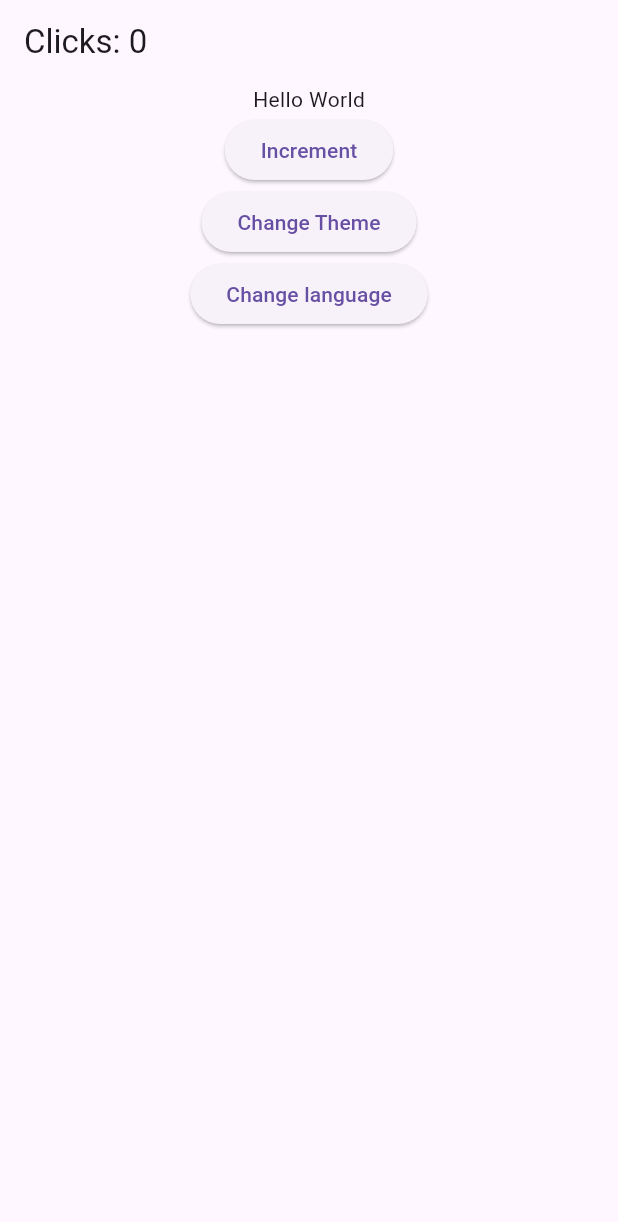
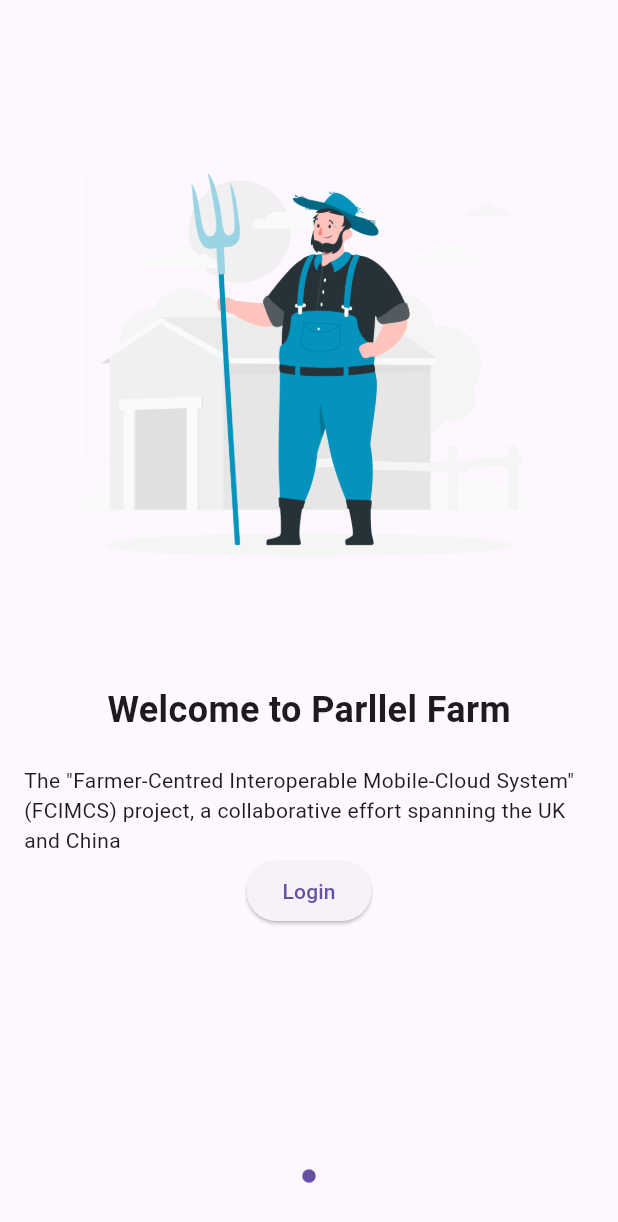
Before and after one commit to manukj/PestGPT, a Flutter app: the screen it shows after launch, on a phone screen of 412 x 824 dp. Shown: the top 1222 px of the screen. Run offline on Flutter 3.47's test engine with Material 3 defaults, Android fonts, the phone set to English and light mode, and no system bars; drawn by our look-alikes of introduction_screen; our stand-ins replace get.

Commit message:
inital assignment

```diff
--- a/lib/src/app.dart
+++ b/lib/src/app.dart
@@ -1,7 +1,7 @@
 import 'package:flutter/material.dart';
 import 'package:get/get.dart';
 import 'package:pest_gpt/src/localization/localizer_manager.dart';
-import 'package:pest_gpt/src/pages/landing_page.dart';
+import 'package:pest_gpt/src/pages/landing/landing_page.dart';
 
 class App extends StatelessWidget {
   const App({super.key});
@@ -13,6 +13,7 @@ class App extends StatelessWidget {
       translations: LocalizationManager(),
       fallbackLocale: const Locale('en', 'US'),
       locale: Get.deviceLocale,
+      debugShowCheckedModeBanner: false,
     );
   }
 }
--- a/lib/src/localization/en_us.dart
+++ b/lib/src/localization/en_us.dart
@@ -1,5 +1,8 @@
+import 'package:pest_gpt/src/localization/string.dart';
+
 const Map<String, Map<String, String>> enUs = {
   'en_US': {
     'hello': 'Hello World',
+    StringText.welcomeToPFarm: 'Welcome to Parllel Farm',
   },
 };
--- /dev/null
+++ b/lib/src/localization/string.dart
@@ -0,0 +1,4 @@
+class StringText {
+  static const String welcomeToPFarm = 'Welcome To Parallel Farm';
+  static const String welcomeToPFarmDesc = 'Welcome to the future of farming';
+}
--- a/lib/src/localization/zh_cn.dart
+++ b/lib/src/localization/zh_cn.dart
@@ -1,5 +1,8 @@
+import 'package:pest_gpt/src/localization/string.dart';
+
 const Map<String, Map<String, String>> zhCn = {
   'zh_cn': {
     'hello': '你好世界',
+    StringText.welcomeToPFarm: '欢迎来到平行农场',
   },
 };
--- /dev/null
+++ b/lib/src/pages/landing/landing_page.dart
@@ -0,0 +1,109 @@
+import 'package:flutter/material.dart';
+import 'package:get/get.dart';
+import 'package:introduction_screen/introduction_screen.dart';
+import 'package:pest_gpt/src/localization/string.dart';
+import 'package:pest_gpt/src/pages/landing/controller/landing_controller.dart';
+import 'package:pest_gpt/src/resource/image.dart';
+
+class LandingPage extends StatelessWidget {
+  List<PageViewModel> listOfPages = [
+    PageViewModel(
+      title: "Welcome to Parllel Farm",
+      body:
+          'The "Farmer-Centred Interoperable Mobile-Cloud System" (FCIMCS) project, a collaborative effort spanning the UK and China',
+      image: Center(
+        child: Image.asset(ImagePath.welcomelanding_1),
+      ),
+    ),
+    PageViewModel(
+      title: "Title of custom body page",
+      bodyWidget: const Row(
+        mainAxisAlignment: MainAxisAlignment.center,
+        children: [
+          Text("Click on "),
+          Icon(Icons.edit),
+          Text(" to edit a post"),
+        ],
+      ),
+      image: const Center(child: Icon(Icons.android)),
+    )
+  ];
+  final Controller c = Get.put(Controller());
+
+  LandingPage({super.key});
+
+  @override
+  Widget build(BuildContext context) {
+    return IntroductionScreen(
+      pages: [
+        PageViewModel(
+          titleWidget: SizedBox(
+            height: 400,
+            child: Padding(
+              padding: const EdgeInsets.only(top: 30),
+              child: Center(
+                child: Image.asset(ImagePath.welcomelanding_1, width: 350),
+              ),
+            ),
+          ),
+          bodyWidget: Column(children: [
+            Text(
+              StringText.welcomeToPFarm.tr,
+              style: const TextStyle(fontSize: 24, fontWeight: FontWeight.bold),
+            ),
+            const SizedBox(height: 20),
+            const Text(
+              "The \"Farmer-Centred Interoperable Mobile-Cloud System\" (FCIMCS) project, a collaborative effort spanning the UK and China",
+            ),
+            ElevatedButton(
+              onPressed: () {
+                Get.toNamed("/login");
+              },
+              child: const Text("Login"),
+            ),
+          ]),
+        )
+      ],
+      showNextButton: false,
+      showDoneButton: false,
+      done: const Text("Done"),
+      onDone: () {
+        // On button pressed
+      },
+    );
+  }
+
+  // @override
+  // Widget build(BuildContext context) {
+  //   return Scaffold(
+  //     appBar: AppBar(title: Obx(() => Text("Clicks: ${c.count}"))),
+  //     body: Center(
+  //       child: Column(
+  //         children: [
+  //           Text("hello".tr),
+  //           ElevatedButton(
+  //             child: const Text("Increment"),
+  //             onPressed: () => c.increment(),
+  //           ),
+  //           ElevatedButton(
+  //             onPressed: () {
+  //               Get.changeTheme(
+  //                   Get.isDarkMode ? ThemeData.light() : ThemeData.dark());
+  //             },
+  //             child: const Text("Change Theme"),
+  //           ),
+  //           ElevatedButton(
+  //             child: const Text("Change language"),
+  //             onPressed: () => {
+  //               if (Get.locale == const Locale('en', 'US'))
+  //                 {Get.updateLocale(const Locale('zh', 'CN'))}
+  //               else
+  //                 {Get.updateLocale(const Locale('en', 'US'))}
+  //             },
+  //           ),
+  //         ],
+  //       ),
+  //     ),
+  //   );
+  // }
+}
--- a/lib/src/pages/landing_page.dart
+++ /dev/null
@@ -1,43 +0,0 @@
-import 'package:flutter/material.dart';
-import 'package:get/get.dart';
-import 'package:pest_gpt/src/pages/controller/landing_controller.dart';
-
-class LandingPage extends StatelessWidget {
-  final Controller c = Get.put(Controller());
-
-  LandingPage({super.key});
-
-  @override
-  Widget build(BuildContext context) {
-    return Scaffold(
-      appBar: AppBar(title: Obx(() => Text("Clicks: ${c.count}"))),
-      body: Center(
-        child: Column(
-          children: [
-            Text("hello".tr),
-            ElevatedButton(
-              child: const Text("Increment"),
-              onPressed: () => c.increment(),
-            ),
-            ElevatedButton(
-              onPressed: () {
-                Get.changeTheme(
-                    Get.isDarkMode ? ThemeData.light() : ThemeData.dark());
-              },
-              child: const Text("Change Theme"),
-            ),
-            ElevatedButton(
-              child: const Text("Change language"),
-              onPressed: () => {
-                if (Get.locale == const Locale('en', 'US'))
-                  {Get.updateLocale(const Locale('zh', 'CN'))}
-                else
-                  {Get.updateLocale(const Locale('en', 'US'))}
-              },
-            ),
-          ],
-        ),
-      ),
-    );
-  }
-}
--- /dev/null
+++ b/lib/src/resource/image.dart
@@ -0,0 +1,4 @@
+class ImagePath {
+  // crete a constant static variable
+  static const String welcomelanding_1 = 'assets/images/welcome_page_1.png';
+}
--- a/pubspec.yaml
+++ b/pubspec.yaml
@@ -13,6 +13,7 @@ dependencies:
   flutter:
     sdk: flutter
   get:
+  introduction_screen: ^3.1.12
   flutter_localizations:
     sdk: flutter
 
```
Also changed, not shown: assets/images/2.0x/flutter_logo.png (deleted), assets/images/3.0x/flutter_logo.png (deleted), assets/images/flutter_logo.png (deleted), assets/images/welcome_page_1.png (added), assets/images/welcome_page_1.svg (added), lib/src/pages/landing/controller/landing_controller.dart (renamed from lib/src/pages/controller/landing_controller.dart), pubspec.lock.
